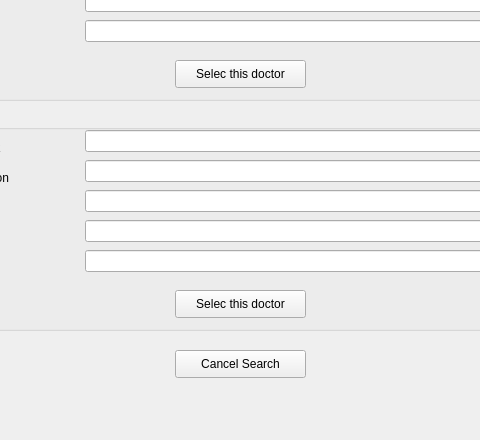
Ghulam-Mustafa08291/IlajNow, file Screens/matching_doctors_screen.ui: the form before one commit; both pictures show x 135 to 615 and y 160 to 600 of the 800 by 600 pixel window.
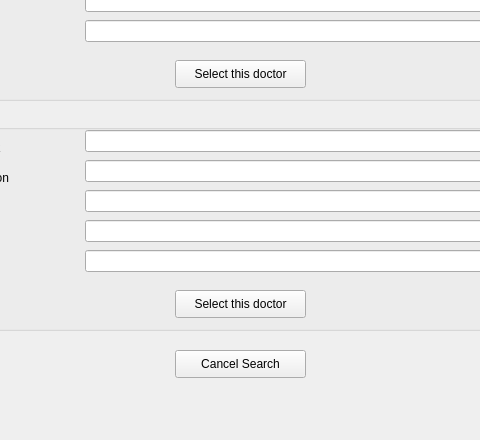
The form after the commit.

Commit message: book appintment screen is loading with details,now need to implement adding aapointment

The edit to the form file:
```diff
--- a/Screens/matching_doctors_screen.ui
+++ b/Screens/matching_doctors_screen.ui
@@ -151,7 +151,7 @@
       </rect>
      </property>
      <property name="text">
-      <string>Selec this doctor</string>
+      <string>Select this doctor</string>
      </property>
     </widget>
    </widget>
@@ -308,7 +308,7 @@
       </rect>
      </property>
      <property name="text">
-      <string>Selec this doctor</string>
+      <string>Select this doctor</string>
      </property>
     </widget>
    </widget>
```
Left out of the diff: 4 changed lines with no effect on the pictures. The commit also changes 3 other files.
